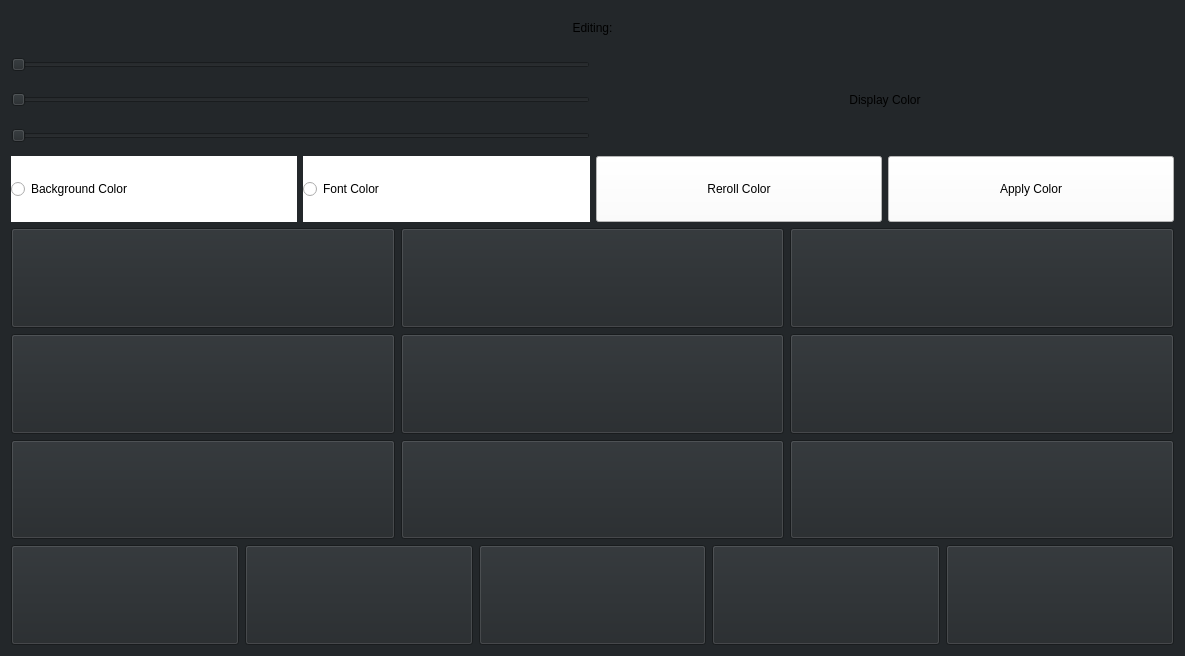
This is MagicUi/editwindow.ui in GoldschmidtMarko/MagicUi as Qt 5 draws it before an edit. The edited form follows.
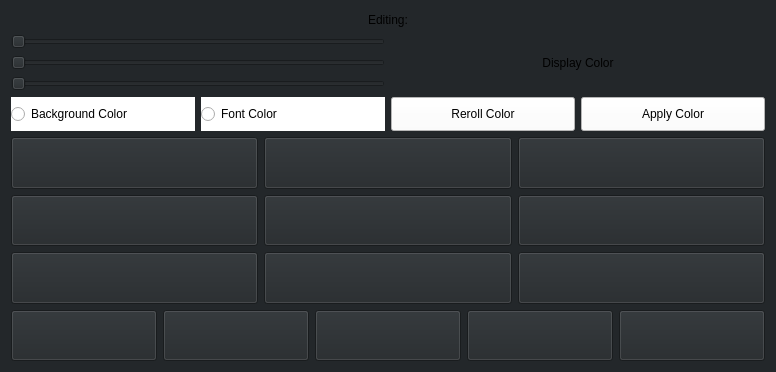
This is the edited form.

Diff of the .ui file:
```diff
--- a/MagicUi/editwindow.ui
+++ b/MagicUi/editwindow.ui
@@ -6,8 +6,8 @@
    <rect>
     <x>0</x>
     <y>0</y>
-    <width>1185</width>
-    <height>656</height>
+    <width>776</width>
+    <height>372</height>
    </rect>
   </property>
   <property name="windowTitle">
```
